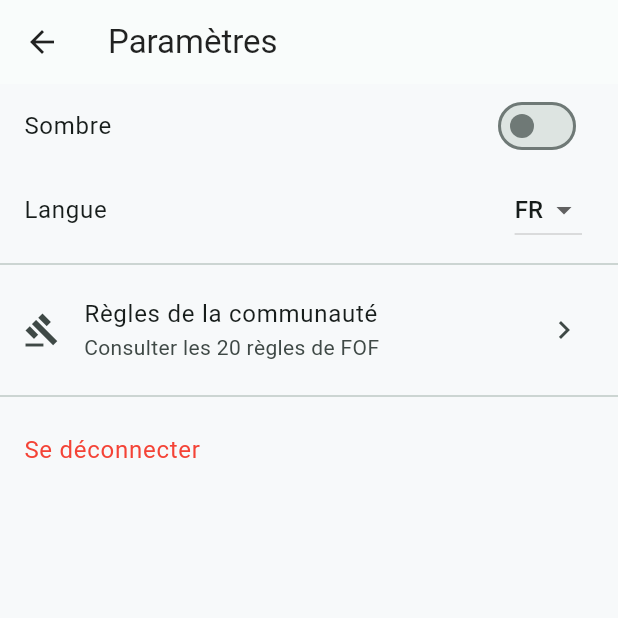
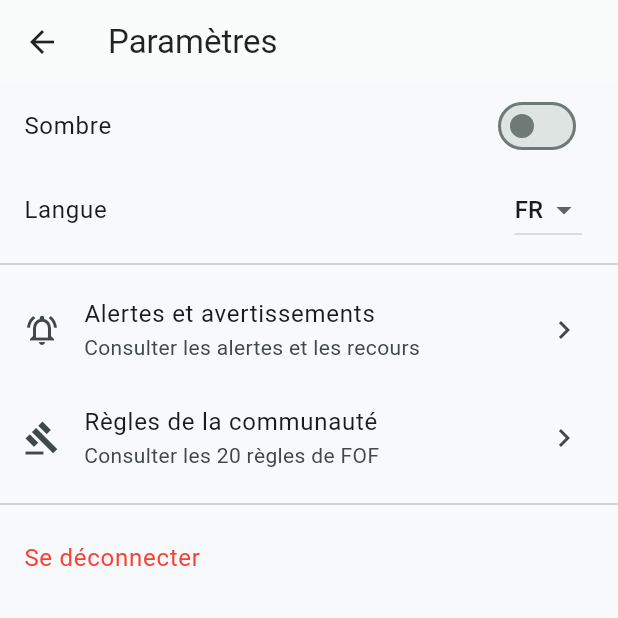
Before and after one commit to ELOHIM243/FoF-, a Flutter app: the SettingsScreen screen opened directly, on a phone screen of 412 x 824 dp, the top half of it. Run offline on Flutter 3.47's test engine with Material 3 defaults, Android fonts, the phone set to English and light mode, and no system bars; our stand-ins replace file_picker, image_picker, just_audio, shared_preferences, supabase_flutter, video_player; accounts and stored records are empty; generated files the repository leaves out were written again; statements that could not run were skipped.

Commit message:
Update settings_screen.dart

```diff
--- a/lib/features/settings/settings_screen.dart
+++ b/lib/features/settings/settings_screen.dart
@@ -5,6 +5,7 @@ import 'package:provider/provider.dart';
 import '../../core/l10n/l10n_ext.dart';
 import '../../core/providers/app_state.dart';
 import 'rules_screen.dart';
+import 'moderation_screen.dart';
 
 class SettingsScreen extends StatelessWidget {
   const SettingsScreen({super.key});
@@ -41,6 +42,20 @@ class SettingsScreen extends StatelessWidget {
           ),
           const Divider(),
           ListTile(
+            leading: const Icon(Icons.notifications_active_outlined),
+            title: const Text('Alertes et avertissements'),
+            subtitle: const Text('Consulter les alertes et les recours'),
+            trailing: const Icon(Icons.chevron_right),
+            onTap: () {
+              Navigator.push(
+                context,
+                MaterialPageRoute(
+                  builder: (_) => const ModerationScreen(),
+                ),
+              );
+            },
+          ),
+          ListTile(
             leading: const Icon(Icons.gavel),
             title: const Text('Règles de la communauté'),
             subtitle: const Text('Consulter les 20 règles de FOF'),
```
